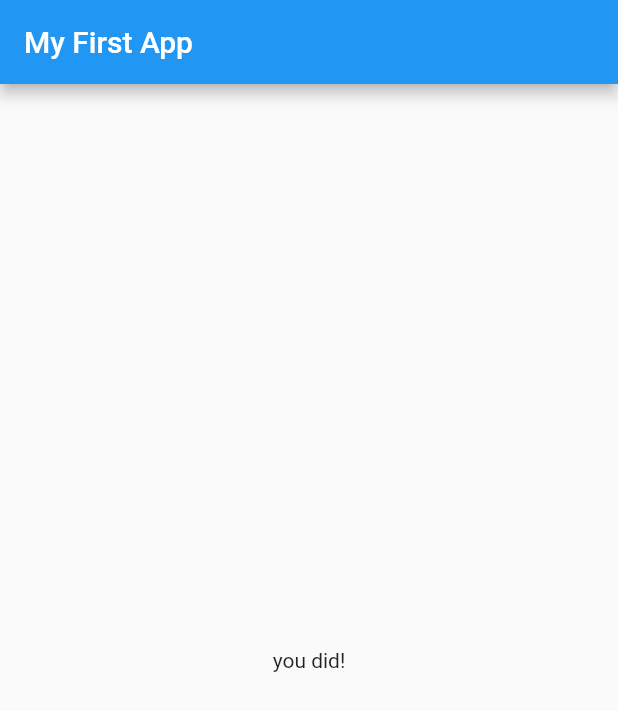
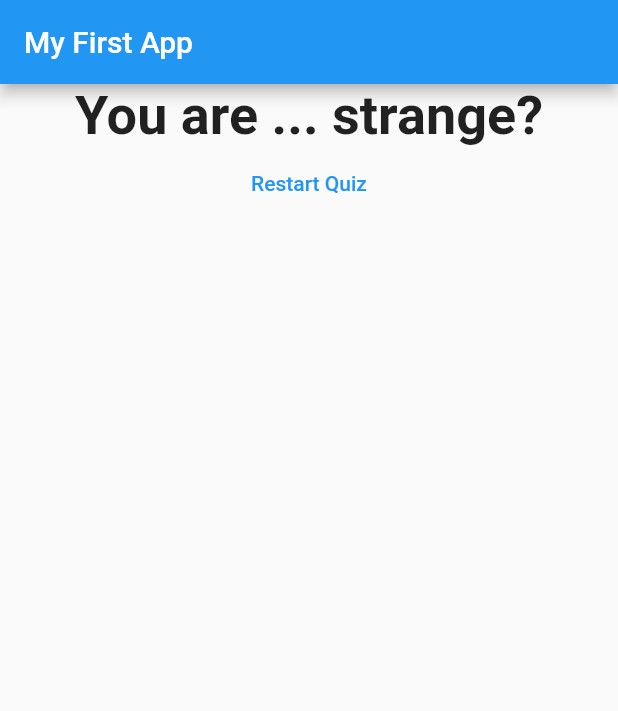
Before and after one commit to kobeccsu/Flutter, a Flutter app: the screen it shows after launch, after a tap on "Black", after a tap on "Lion", after a tap on "Dunk", on a phone screen of 412 x 824 dp. Shown: the top 711 px of the screen. Run offline on Flutter 3.47's test engine with Material 2 defaults, Android fonts, the phone set to English and light mode, and no system bars.

Commit message:
Chapter 1 finished

```diff
--- a/lib/main.dart
+++ b/lib/main.dart
@@ -15,28 +15,54 @@ class _MyAppState extends State<MyApp> {
   final _questions = [
     {
       'questionText': 'What\'s your favorite color?',
-      'answers': ['Black', 'Red', 'Green', 'White'],
+      'answers': [
+        {'text': 'Black', 'score': 10},
+        {'text': 'Red', 'score': 5},
+        {'text': 'Green', 'score': 3},
+        {'text': 'White', 'score': 1},
+      ],
     },
     {
       'questionText': 'What\'s your favorite anminal?',
-      'answers': ['Rabbit', 'Lion', 'Duck', 'Chicken'],
+      'answers': [
+        {'text': 'Rabbit', 'score': 10},
+        {'text': 'Lion', 'score': 5},
+        {'text': 'Duck', 'score': 2},
+        {'text': 'Chicken', 'score': 1}
+      ],
     },
     {
       'questionText': 'Who\'s your favorite super star?',
-      'answers': ['Max', 'Kobe', 'Dunk', 'Geogre'],
+      'answers': [
+        {'text': 'Max', 'score': 1},
+        {'text': 'Kobe', 'score': 1},
+        {'text': 'Dunk', 'score': 1},
+        {'text': 'Geogre', 'score': 1}
+      ],
     },
   ];
 
-  void _answerQustion() {
+  var _totalScore = 0;
+
+  void _answerQustion(int score) {
     if (_questionIndex < _questions.length) {
       print('we have questions');
     }
+
+    _totalScore += score;
 
     setState(() {
       _questionIndex++;
     });
 
     print(_questionIndex);
+  }
+
+  void _resetQuiz() {
+    setState(() {
+      _questionIndex = 0;
+      _totalScore = 0;
+    });
   }
 
   @override
@@ -52,7 +78,7 @@ class _MyAppState extends State<MyApp> {
                 questionIndex: _questionIndex,
                 answerQuestion: _answerQustion,
               )
-            : Result(),
+            : Result(_totalScore, _resetQuiz),
       ),
     );
   }
--- a/lib/quiz.dart
+++ b/lib/quiz.dart
@@ -6,7 +6,7 @@ import 'question.dart';
 class Quiz extends StatelessWidget {
   final List<Map<String, Object>> questions;
   final int questionIndex;
-  final VoidCallback answerQuestion;
+  final Function answerQuestion;
 
   Quiz(
       {required this.questions,
@@ -20,8 +20,10 @@ class Quiz extends StatelessWidget {
         Question(
           questions[questionIndex]['questionText'].toString(),
         ),
-        ...(questions[questionIndex]['answers'] as List<String>).map((e) {
-          return Answer(answerQuestion, e);
+        ...(questions[questionIndex]['answers'] as List<Map<String, Object>>)
+            .map((e) {
+          return Answer(
+              () => answerQuestion(e['score'] as int), e['text'].toString());
         }).toList(),
       ],
     );
--- a/lib/result.dart
+++ b/lib/result.dart
@@ -1,10 +1,41 @@
 import 'package:flutter/material.dart';
 
 class Result extends StatelessWidget {
-  const Result({Key? key}) : super(key: key);
+  final int resultScore;
+  final VoidCallback resultHandler;
+
+  Result(this.resultScore, this.resultHandler);
+
+  String get reslutPhrase {
+    var resultText = 'you did!';
+    if (resultScore <= 8) {
+      resultText = 'You are awesome and innocent!';
+    } else if (resultScore <= 12) {
+      resultText = 'Pretty likeable';
+    } else if (resultScore <= 16) {
+      resultText = 'You are ... strange?';
+    } else {
+      resultText = 'BAD';
+    }
+
+    return resultText;
+  }
 
   @override
   Widget build(BuildContext context) {
-    return Center(child: Text('you did!'));
+    return Center(
+        child: Column(
+      children: [
+        Text(
+          reslutPhrase,
+          style: TextStyle(fontSize: 36, fontWeight: FontWeight.bold),
+        ),
+        FlatButton(
+          onPressed: resultHandler,
+          child: Text('Restart Quiz'),
+          textColor: Colors.blue,
+        )
+      ],
+    ));
   }
 }
```
